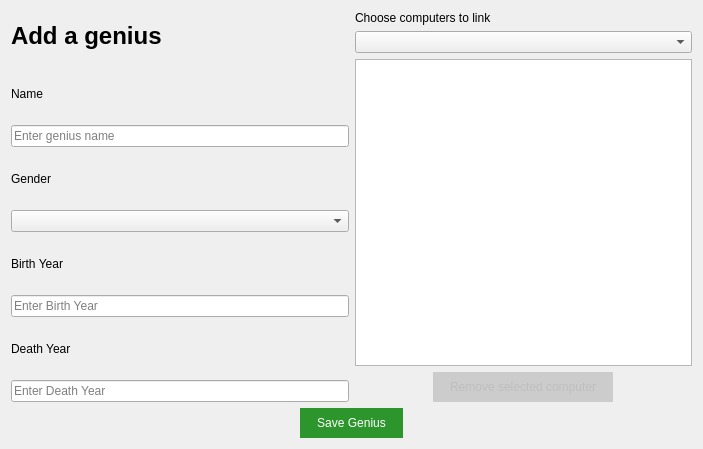
Old version of the form addgenius.ui in the repository danielm15/VLN1-2016-Hopur_16.
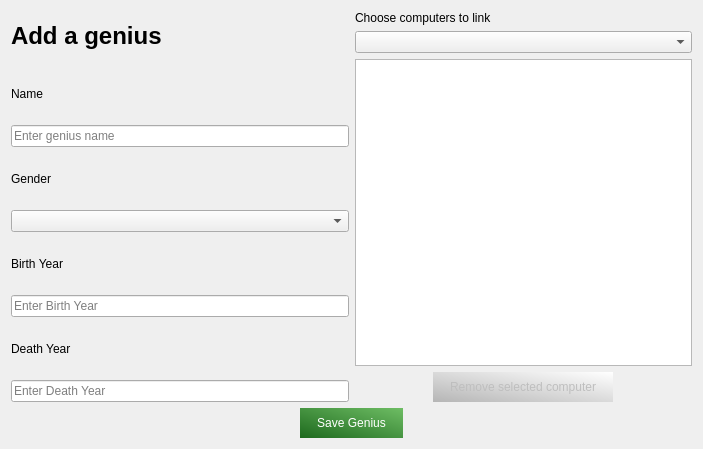
New version of the form. Icons and pictures are not drawn.

Commit message: Added gradient to buttons

```diff
--- a/addgenius.ui
+++ b/addgenius.ui
@@ -150,15 +150,15 @@
          <property name="styleSheet">
           <string notr="true">#buttonRemoveSelectedComputer {
 	padding: 6px 15px;
-	background-color: rgb(204, 204, 204);
+	background-color: qlineargradient(spread:pad, x1:0, y1:1, x2:1, y2:0, stop:0 rgba(181, 181, 181, 255), stop:1 rgba(255, 255, 255, 255));
 	border: 2px solid;
 	border-color: transparent;
 	border-radius: 16px;
 }
 
 #buttonRemoveSelectedComputer::enabled {
-	background-color: rgb(117, 34, 34);
-	color: rgb(255, 255 ,255);
+	background-color: qlineargradient(spread:pad, x1:0, y1:1, x2:1, y2:0, stop:0 rgba(117, 34, 34, 255), stop:1 rgba(255, 48, 48, 255));
+	color: white;
 }
 
 #buttonRemoveSelectedComputer::enabled::hover {
@@ -180,9 +180,9 @@
       <bool>true</bool>
      </property>
      <property name="styleSheet">
-      <string notr="true">#pushButtonSaveGenius {
+      <string notr="true">#pushButtonSaveGenius{
 	color: rgb(255, 255, 255);
-	background-color: rgb(44, 150, 44);
+	background-color: qlineargradient(spread:pad, x1:0, y1:1, x2:1, y2:0, stop:0.0149254 rgba(31, 107, 31, 255), stop:1 rgba(110, 189, 100, 255));
 	padding: 6px 15px;
 	border: 2px solid;
 	border-color: transparent;
@@ -190,9 +190,8 @@
 }
 
 #pushButtonSaveGenius::hover {
-	background-color: rgb(56, 190, 56);
-}
-</string>
+	background-color: qlineargradient(spread:pad, x1:0, y1:1, x2:1, y2:0, stop:0.0149254 rgba(10, 35, 10, 255), stop:1 rgba(110, 189, 100, 255));
+}</string>
      </property>
      <property name="text">
       <string>Save Genius</string>
```
Left out of the diff: 2 changed lines with no effect on the pictures. The commit also changes 5 other files.
